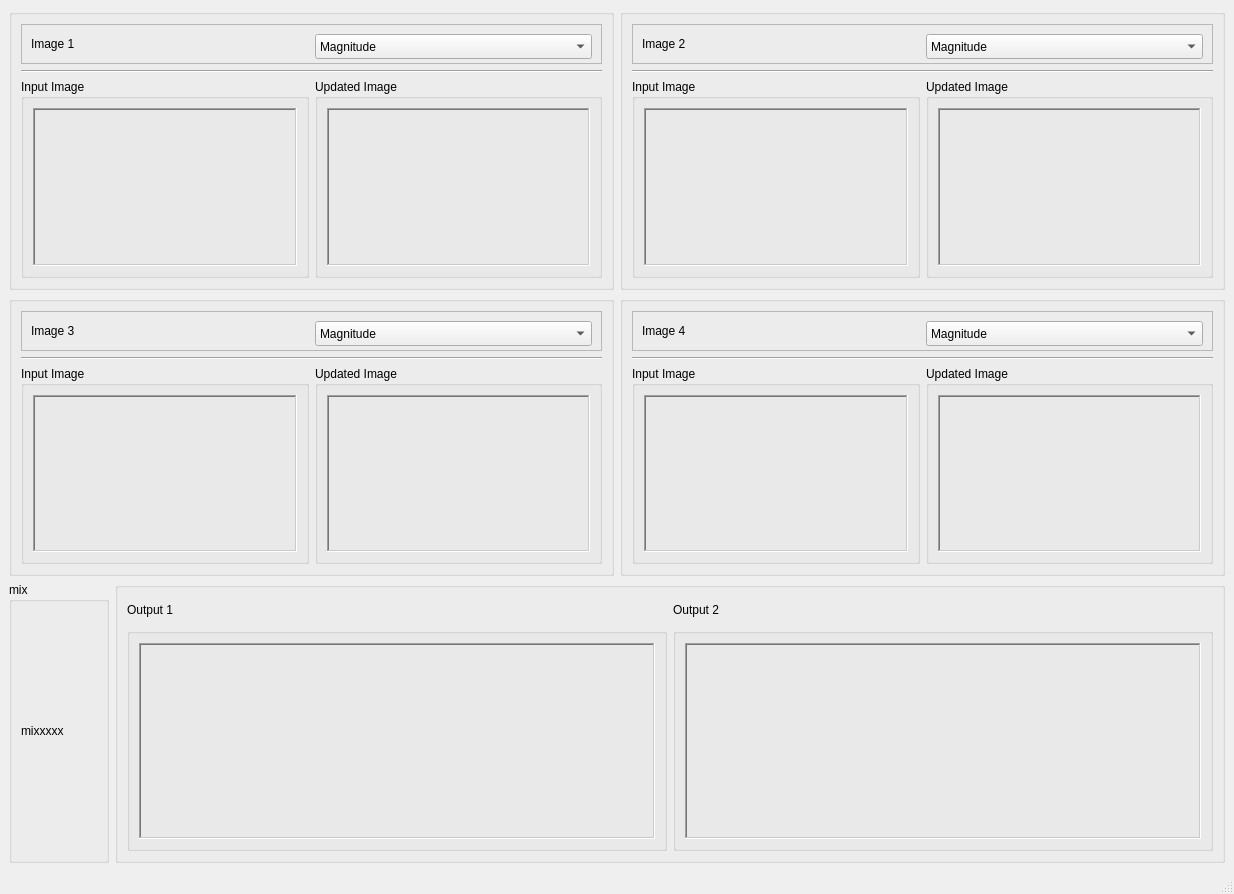
First picture: the form in task4.ui, repository malaknasser812/Image-Mixer, before the edit.
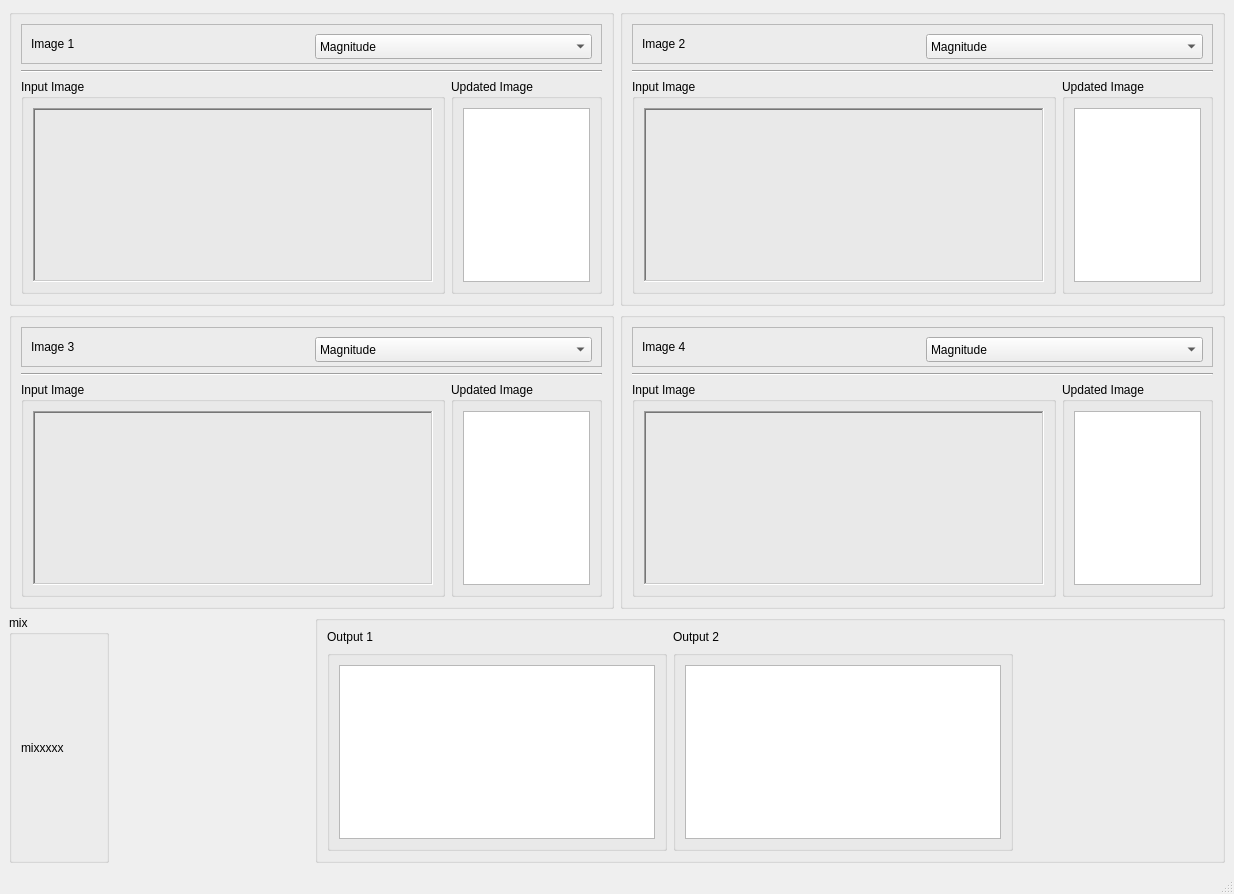
Second picture: the form after the edit.

Commit message: done ya cami

```diff
--- a/task4.ui
+++ b/task4.ui
@@ -109,6 +109,18 @@
                <layout class="QGridLayout" name="gridLayout_2">
                 <item row="0" column="0">
                  <widget class="QLabel" name="image1">
+                  <property name="minimumSize">
+                   <size>
+                    <width>400</width>
+                    <height>0</height>
+                   </size>
+                  </property>
+                  <property name="maximumSize">
+                   <size>
+                    <width>450</width>
+                    <height>16777215</height>
+                   </size>
+                  </property>
                   <property name="frameShape">
                    <enum>QFrame::WinPanel</enum>
                   </property>
@@ -133,20 +145,7 @@
                </property>
                <layout class="QGridLayout" name="gridLayout_3">
                 <item row="0" column="0">
-                 <widget class="QLabel" name="ft_component1">
-                  <property name="frameShape">
-                   <enum>QFrame::WinPanel</enum>
-                  </property>
-                  <property name="frameShadow">
-                   <enum>QFrame::Sunken</enum>
-                  </property>
-                  <property name="text">
-                   <string/>
-                  </property>
-                  <property name="scaledContents">
-                   <bool>true</bool>
-                  </property>
-                 </widget>
+                 <widget class="QGraphicsView" name="ft_comp_1"/>
                 </item>
                </layout>
               </widget>
@@ -250,6 +249,12 @@
                <layout class="QGridLayout" name="gridLayout_37">
                 <item row="0" column="0">
                  <widget class="QLabel" name="image2">
+                  <property name="minimumSize">
+                   <size>
+                    <width>400</width>
+                    <height>0</height>
+                   </size>
+                  </property>
                   <property name="frameShape">
                    <enum>QFrame::WinPanel</enum>
                   </property>
@@ -274,20 +279,7 @@
                </property>
                <layout class="QGridLayout" name="gridLayout_38">
                 <item row="0" column="0">
-                 <widget class="QLabel" name="label_33">
-                  <property name="frameShape">
-                   <enum>QFrame::WinPanel</enum>
-                  </property>
-                  <property name="frameShadow">
-                   <enum>QFrame::Sunken</enum>
-                  </property>
-                  <property name="text">
-                   <string/>
-                  </property>
-                  <property name="scaledContents">
-                   <bool>true</bool>
-                  </property>
-                 </widget>
+                 <widget class="QGraphicsView" name="ft_comp_2"/>
                 </item>
                </layout>
               </widget>
@@ -391,6 +383,12 @@
                <layout class="QGridLayout" name="gridLayout_25">
                 <item row="0" column="0">
                  <widget class="QLabel" name="image3">
+                  <property name="minimumSize">
+                   <size>
+                    <width>400</width>
+                    <height>0</height>
+                   </size>
+                  </property>
                   <property name="frameShape">
                    <enum>QFrame::WinPanel</enum>
                   </property>
@@ -415,20 +413,7 @@
                </property>
                <layout class="QGridLayout" name="gridLayout_26">
                 <item row="0" column="0">
-                 <widget class="QLabel" name="ft_component3">
-                  <property name="frameShape">
-                   <enum>QFrame::WinPanel</enum>
-                  </property>
-                  <property name="frameShadow">
-                   <enum>QFrame::Sunken</enum>
-                  </property>
-                  <property name="text">
-                   <string/>
-                  </property>
-                  <property name="scaledContents">
-                   <bool>true</bool>
-                  </property>
-                 </widget>
+                 <widget class="QGraphicsView" name="ft_comp_3"/>
                 </item>
                </layout>
               </widget>
@@ -532,6 +517,12 @@
                <layout class="QGridLayout" name="gridLayout_33">
                 <item row="0" column="0">
                  <widget class="QLabel" name="image4">
+                  <property name="minimumSize">
+                   <size>
+                    <width>400</width>
+                    <height>0</height>
+                   </size>
+                  </property>
                   <property name="frameShape">
                    <enum>QFrame::WinPanel</enum>
                   </property>
@@ -556,20 +547,7 @@
                </property>
                <layout class="QGridLayout" name="gridLayout_34">
                 <item row="0" column="0">
-                 <widget class="QLabel" name="ft_component4">
-                  <property name="frameShape">
-                   <enum>QFrame::WinPanel</enum>
-                  </property>
-                  <property name="frameShadow">
-                   <enum>QFrame::Sunken</enum>
-                  </property>
-                  <property name="text">
-                   <string/>
-                  </property>
-                  <property name="scaledContents">
-                   <bool>true</bool>
-                  </property>
-                 </widget>
+                 <widget class="QGraphicsView" name="ft_comp_4"/>
                 </item>
                </layout>
               </widget>
@@ -611,6 +589,22 @@
           </layout>
          </widget>
         </item>
+        <item>
+         <spacer name="horizontalSpacer">
+          <property name="orientation">
+           <enum>Qt::Horizontal</enum>
+          </property>
+          <property name="sizeType">
+           <enum>QSizePolicy::Fixed</enum>
+          </property>
+          <property name="sizeHint" stdset="0">
+           <size>
+            <width>200</width>
+            <height>20</height>
+           </size>
+          </property>
+         </spacer>
+        </item>
         <item>
          <widget class="QGroupBox" name="groupBox_7">
           <property name="title">
@@ -641,20 +635,7 @@
                  </property>
                  <layout class="QGridLayout" name="gridLayout_5">
                   <item row="0" column="0">
-                   <widget class="QLabel" name="output1">
-                    <property name="frameShape">
-                     <enum>QFrame::WinPanel</enum>
-                    </property>
-                    <property name="frameShadow">
-                     <enum>QFrame::Sunken</enum>
-                    </property>
-                    <property name="text">
-                     <string/>
-                    </property>
-                    <property name="scaledContents">
-                     <bool>true</bool>
-                    </property>
-                   </widget>
+                   <widget class="QGraphicsView" name="output1"/>
                   </item>
                  </layout>
                 </widget>
@@ -683,20 +664,7 @@
                  </property>
                  <layout class="QGridLayout" name="gridLayout_6">
                   <item row="0" column="0">
-                   <widget class="QLabel" name="output2">
-                    <property name="frameShape">
-                     <enum>QFrame::WinPanel</enum>
-                    </property>
-                    <property name="frameShadow">
-                     <enum>QFrame::Sunken</enum>
-                    </property>
-                    <property name="text">
-                     <string/>
-                    </property>
-                    <property name="scaledContents">
-                     <bool>true</bool>
-                    </property>
-                   </widget>
+                   <widget class="QGraphicsView" name="output2"/>
                   </item>
                  </layout>
                 </widget>
@@ -705,6 +673,22 @@
              </item>
             </layout>
            </item>
+           <item row="0" column="1">
+            <spacer name="horizontalSpacer_2">
+             <property name="orientation">
+              <enum>Qt::Horizontal</enum>
+             </property>
+             <property name="sizeType">
+              <enum>QSizePolicy::Fixed</enum>
+             </property>
+             <property name="sizeHint" stdset="0">
+              <size>
+               <width>200</width>
+               <height>20</height>
+              </size>
+             </property>
+            </spacer>
+           </item>
           </layout>
          </widget>
         </item>
```
